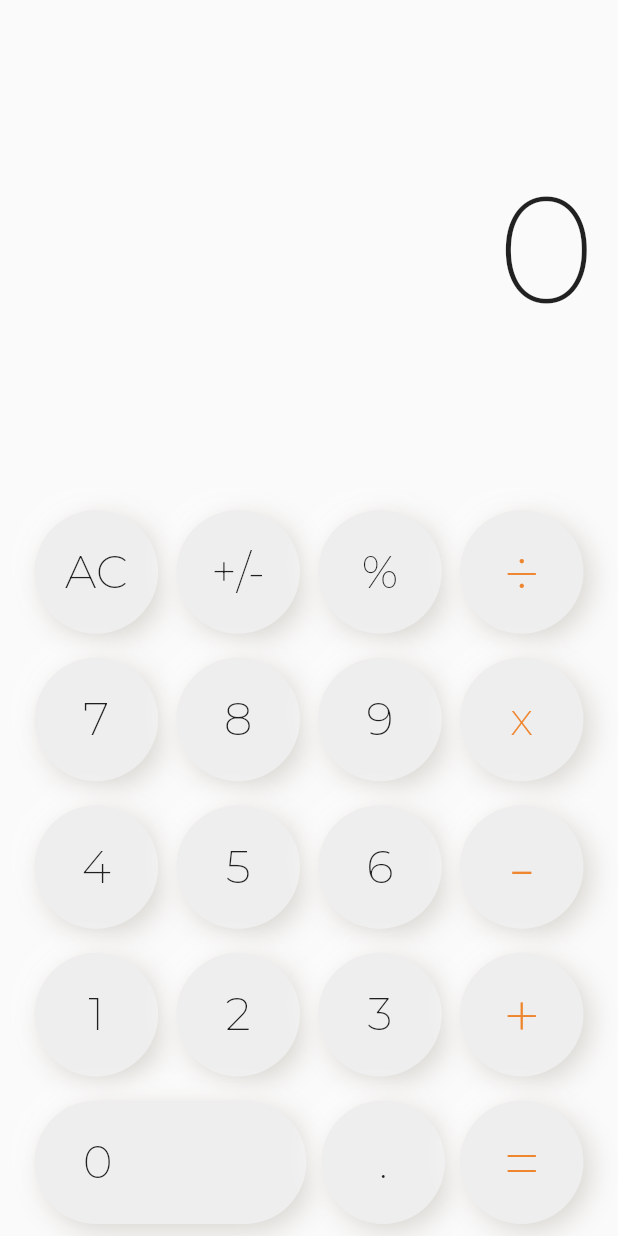
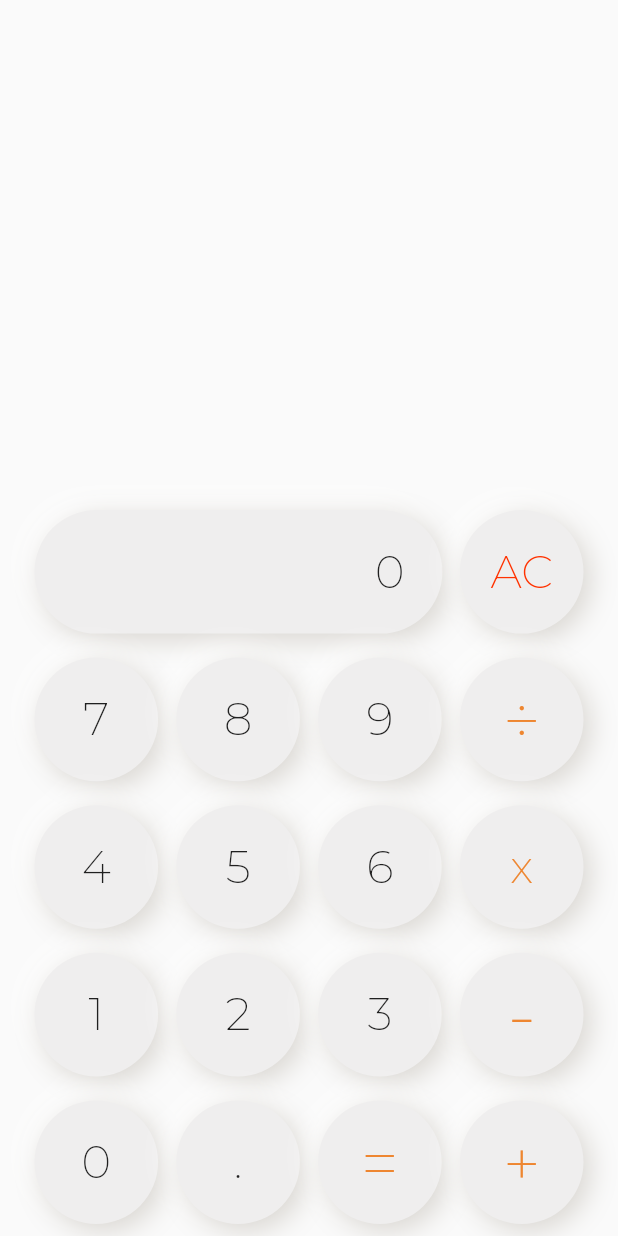
Before and after one commit to Tetsukick/exchange_calculator, a Flutter app: the screen it shows after launch, on a phone screen of 412 x 824 dp. Run offline on Flutter 3.47's test engine with Material 2 defaults, Android fonts, the light colour scheme and no system bars; our stand-ins replace google_fonts, math_expressions.

Commit message:
change UI

```diff
--- a/exchange_calculator/lib/Util/neu_calculator_button.dart
+++ b/exchange_calculator/lib/Util/neu_calculator_button.dart
@@ -38,6 +38,7 @@ class _NeuCalculatorButtonState extends State<NeuCalculatorButton> {
   }
 
   void _onPointerDown(PointerDownEvent event) {
+    if (widget.onPressed == null) { return; }
     setState(() => _isPressed = true);
     widget.onPressed();
   }
@@ -51,7 +52,7 @@ class _NeuCalculatorButtonState extends State<NeuCalculatorButton> {
     final neumorphicTheme = Provider.of<NeumorphicTheme>(context);
     final width = MediaQuery.of(context).size.width;
     final squareSideLength = width / 5;
-    final buttonWidth = squareSideLength * (widget.isPill ? 2.2 : 1);
+    final buttonWidth = squareSideLength * (widget.isPill ? 3.3 : 1);
     final buttonSize = Size(buttonWidth, squareSideLength);
 
     final innerShadow = ConcaveDecoration(
@@ -83,7 +84,7 @@ class _NeuCalculatorButtonState extends State<NeuCalculatorButton> {
               decoration: _isPressed ? innerShadow : outerShadow,
             ),
             Align(
-              alignment: Alignment(widget.isPill ? -0.6 : 0, 0),
+              alignment: Alignment(widget.isPill ? 0.8 : 0, 0),
               child: Text(
                 widget.text,
                 style: GoogleFonts.montserrat(
--- a/exchange_calculator/lib/Util/neumorphic_theme.dart
+++ b/exchange_calculator/lib/Util/neumorphic_theme.dart
@@ -35,6 +35,7 @@ final lightNeumorphicTheme = NeumorphicTheme(
 
 final kBackgroundColour = Color.fromRGBO(239, 238, 238, 1);
 final kOrange = Color.fromRGBO(238, 134, 48, 1); // rgb(238, 134, 48)
+final kRed = Color.fromRGBO(255, 50, 0, 1); // rgb(238, 134, 48)
 final kDarkShadow = Color.fromRGBO(216, 213, 208, 1); // rgb(216, 213, 208)
 final kDarkBackgroundColour = Color.fromRGBO(38, 38, 38, 1); // rgb(38,38,38)
 final kDarkBackgroundShadowColour = Color.fromRGBO(
--- a/exchange_calculator/lib/pages/calculator_page.dart
+++ b/exchange_calculator/lib/pages/calculator_page.dart
@@ -16,33 +16,17 @@ class CalculatorPage extends StatelessWidget {
           crossAxisAlignment: CrossAxisAlignment.end,
           children: [
             Spacer(),
-            Text(
-              calculator.value.toString(),
-              style: GoogleFonts.montserrat(
-                fontSize: 100,
-                fontWeight: FontWeight.w200,
-              ),
-            ),
             Expanded(child: SizedBox(height: 150)),
             ButtonRow(children: [
               NeuCalculatorButton(
-                text: 'AC',
-                onPressed: calculator.reset,
+                text: calculator.value.toString(),
+                onPressed: null,
+                isPill: true,
               ),
               NeuCalculatorButton(
-                text: '+/-',
-                onPressed: () {},
-              ),
-              NeuCalculatorButton(
-                text: '%',
-                onPressed: () {},
-              ),
-              NeuCalculatorButton(
-                text: '÷',
-                textColor: kOrange,
-                textSize: 45,
-                onPressed: calculator.divide,
-                isChosen: calculator.currentVariable is CalculatorDivide,
+                text: 'AC',
+                textColor: kRed,
+                onPressed: calculator.reset,
               ),
             ]),
             ButtonRow(
@@ -60,10 +44,11 @@ class CalculatorPage extends StatelessWidget {
                   onPressed: () => calculator.setValue(9),
                 ),
                 NeuCalculatorButton(
-                  text: 'x',
+                  text: '÷',
                   textColor: kOrange,
-                  onPressed: calculator.multiply,
-                  isChosen: calculator.currentVariable is CalculatorMultiply,
+                  textSize: 45,
+                  onPressed: calculator.divide,
+                  isChosen: calculator.currentVariable is CalculatorDivide,
                 ),
               ],
             ),
@@ -82,11 +67,10 @@ class CalculatorPage extends StatelessWidget {
                   onPressed: () => calculator.setValue(6),
                 ),
                 NeuCalculatorButton(
-                  text: '-',
+                  text: 'x',
                   textColor: kOrange,
-                  textSize: 50,
-                  onPressed: calculator.deduct,
-                  isChosen: calculator.currentVariable is CalculatorDeduct,
+                  onPressed: calculator.multiply,
+                  isChosen: calculator.currentVariable is CalculatorMultiply,
                 ),
               ],
             ),
@@ -105,11 +89,11 @@ class CalculatorPage extends StatelessWidget {
                   onPressed: () => calculator.setValue(3),
                 ),
                 NeuCalculatorButton(
-                  text: '+',
+                  text: '-',
                   textColor: kOrange,
-                  textSize: 45,
-                  onPressed: calculator.add,
-                  isChosen: calculator.currentVariable is CalculatorAdd,
+                  textSize: 50,
+                  onPressed: calculator.deduct,
+                  isChosen: calculator.currentVariable is CalculatorDeduct,
                 ),
               ],
             ),
@@ -118,7 +102,6 @@ class CalculatorPage extends StatelessWidget {
                 NeuCalculatorButton(
                   text: '0',
                   onPressed: () => calculator.setValue(0),
-                  isPill: true,
                 ),
                 NeuCalculatorButton(
                   text: '.',
@@ -129,6 +112,13 @@ class CalculatorPage extends StatelessWidget {
                   textColor: kOrange,
                   textSize: 45,
                   onPressed: calculator.showResult,
+                ),
+                NeuCalculatorButton(
+                  text: '+',
+                  textColor: kOrange,
+                  textSize: 45,
+                  onPressed: calculator.add,
+                  isChosen: calculator.currentVariable is CalculatorAdd,
                 ),
               ],
             ),
```
